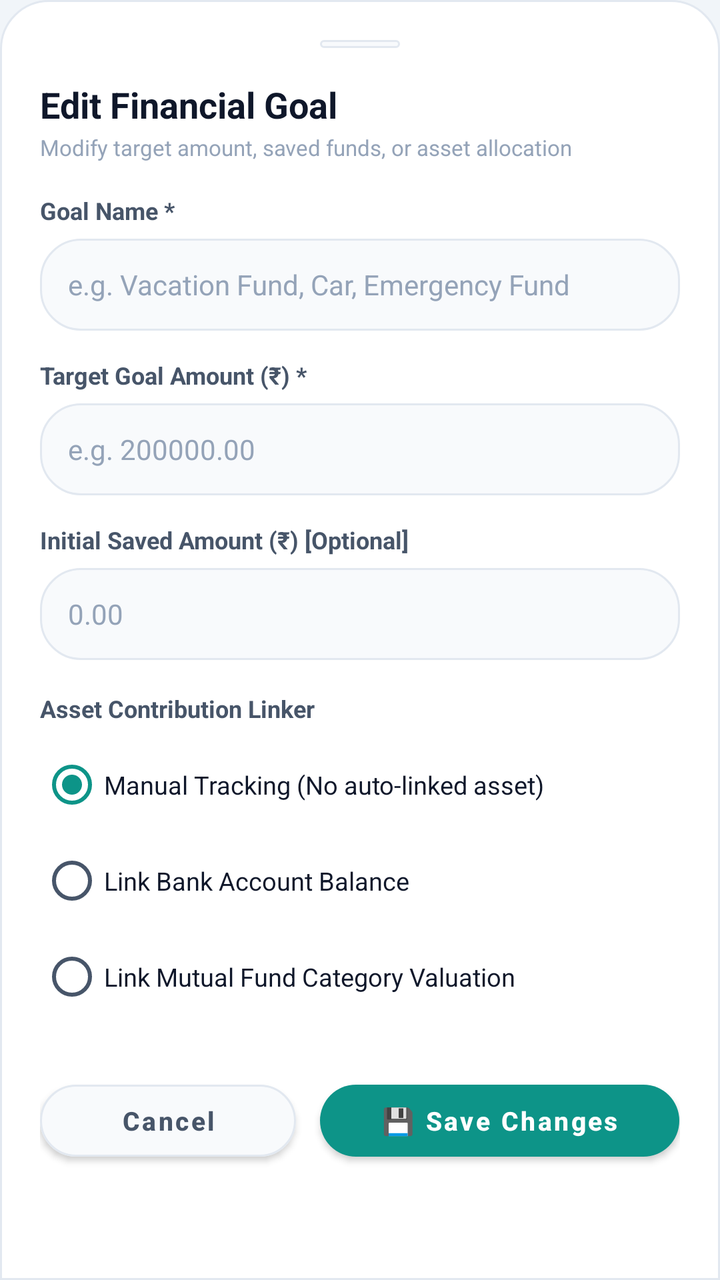
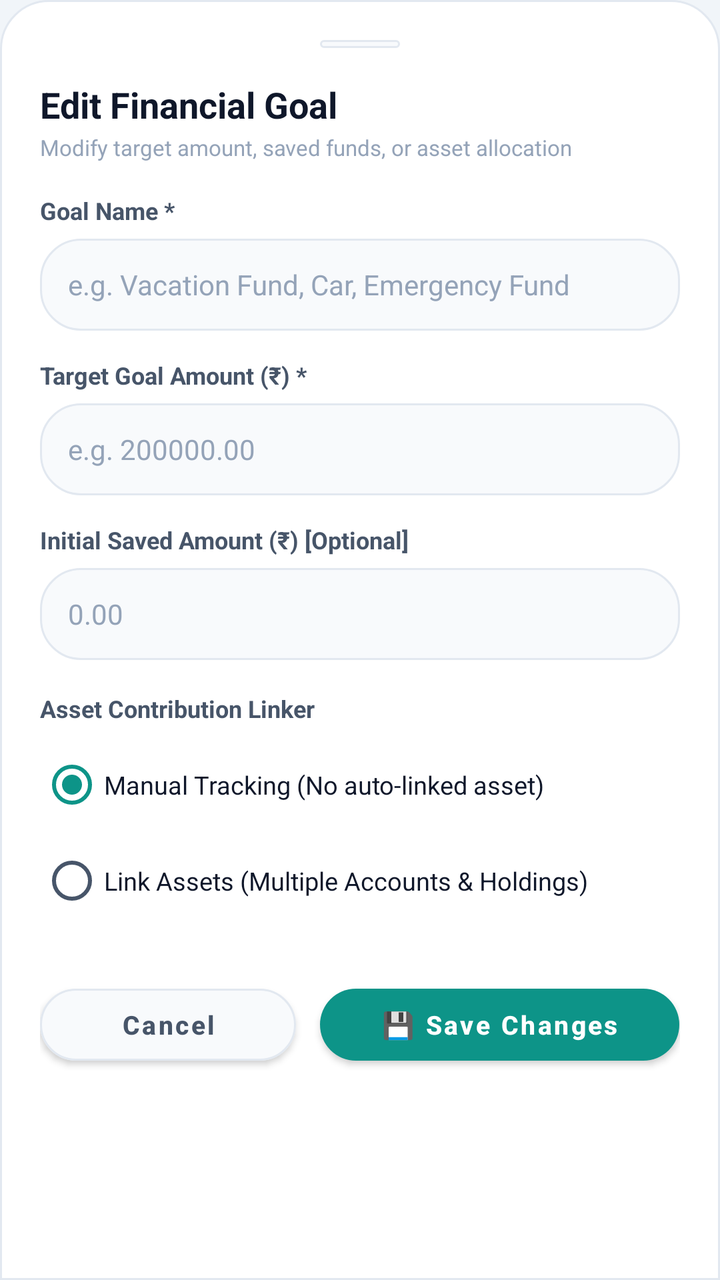

Before-and-after screenshots of an Android layout around one commit, followed by the original layout XML and the change that was made.
<!-- AndroidManifest.xml: application theme AppTheme -->
<!-- res/layout/dialog_edit_goal.xml -->
<?xml version="1.0" encoding="utf-8"?>
<androidx.core.widget.NestedScrollView
    xmlns:android="http://schemas.android.com/apk/res/android"
    xmlns:app="http://schemas.android.com/apk/res-auto"
    android:layout_width="match_parent"
    android:layout_height="wrap_content"
    android:background="@drawable/bg_bottom_sheet"
    android:fillViewport="true">

    <LinearLayout
        android:layout_width="match_parent"
        android:layout_height="wrap_content"
        android:orientation="vertical"
        android:padding="20dp">

        
        <View
            android:layout_width="40dp"
            android:layout_height="4dp"
            android:layout_gravity="center_horizontal"
            android:layout_marginBottom="16dp"
            android:background="@drawable/bg_pill_dark" />

        <TextView
            android:layout_width="wrap_content"
            android:layout_height="wrap_content"
            android:text="Edit Financial Goal"
            android:textColor="@color/text_primary"
            android:textSize="18sp"
            android:textStyle="bold" />

        <TextView
            android:layout_width="wrap_content"
            android:layout_height="wrap_content"
            android:layout_marginTop="2dp"
            android:text="Modify target amount, saved funds, or asset allocation"
            android:textColor="@color/text_muted"
            android:textSize="11sp" />

        
        <TextView
            android:layout_width="wrap_content"
            android:layout_height="wrap_content"
            android:layout_marginTop="16dp"
            android:text="Goal Name *"
            android:textColor="@color/text_secondary"
            android:textSize="12sp"
            android:textStyle="bold" />

        <EditText
            android:id="@+id/etGoalName"
            android:layout_width="match_parent"
            android:layout_height="46dp"
            android:layout_marginTop="6dp"
            android:background="@drawable/bg_pill_dark"
            android:hint="e.g. Vacation Fund, Car, Emergency Fund"
            android:textColorHint="@color/text_muted"
            android:textColor="@color/text_primary"
            android:inputType="textCapWords"
            android:imeOptions="actionNext"
            android:textSize="14sp"
            android:paddingStart="14dp"
            android:paddingEnd="14dp" />

        
        <TextView
            android:layout_width="wrap_content"
            android:layout_height="wrap_content"
            android:layout_marginTop="14dp"
            android:text="Target Goal Amount (₹) *"
            android:textColor="@color/text_secondary"
            android:textSize="12sp"
            android:textStyle="bold" />

        <EditText
            android:id="@+id/etGoalTargetAmount"
            android:layout_width="match_parent"
            android:layout_height="46dp"
            android:layout_marginTop="6dp"
            android:background="@drawable/bg_pill_dark"
            android:hint="e.g. 200000.00"
            android:textColorHint="@color/text_muted"
            android:textColor="@color/text_primary"
            android:textSize="14sp"
            android:inputType="numberDecimal"
            android:imeOptions="actionNext"
            android:paddingStart="14dp"
            android:paddingEnd="14dp" />

        
        <TextView
            android:layout_width="wrap_content"
            android:layout_height="wrap_content"
            android:layout_marginTop="14dp"
            android:text="Initial Saved Amount (₹) [Optional]"
            android:textColor="@color/text_secondary"
            android:textSize="12sp"
            android:textStyle="bold" />

        <EditText
            android:id="@+id/etGoalCurrentAmount"
            android:layout_width="match_parent"
            android:layout_height="46dp"
            android:layout_marginTop="6dp"
            android:background="@drawable/bg_pill_dark"
            android:hint="0.00"
            android:textColorHint="@color/text_muted"
            android:textColor="@color/text_primary"
            android:textSize="14sp"
            android:inputType="numberDecimal"
            android:imeOptions="actionDone"
            android:paddingStart="14dp"
            android:paddingEnd="14dp" />

        
        <TextView
            android:layout_width="wrap_content"
            android:layout_height="wrap_content"
            android:layout_marginTop="16dp"
            android:text="Asset Contribution Linker"
            android:textColor="@color/text_secondary"
            android:textSize="12sp"
            android:textStyle="bold" />

        <RadioGroup
            android:id="@+id/rgGoalLinkType"
            android:layout_width="match_parent"
            android:layout_height="wrap_content"
            android:layout_marginTop="6dp"
            android:orientation="vertical">

            <RadioButton
                android:id="@+id/rbLinkNone"
                android:layout_width="match_parent"
                android:layout_height="wrap_content"
                android:text="Manual Tracking (No auto-linked asset)"
                android:checked="true"
                android:textColor="@color/text_primary"
                android:textSize="12.5sp" />

            <RadioButton
                android:id="@+id/rbLinkAccount"
                android:layout_width="match_parent"
                android:layout_height="wrap_content"
                android:text="Link Bank Account Balance"
                android:textColor="@color/text_primary"
                android:textSize="12.5sp" />

            <RadioButton
                android:id="@+id/rbLinkMutualFund"
                android:layout_width="match_parent"
                android:layout_height="wrap_content"
                android:text="Link Mutual Fund Category Valuation"
                android:textColor="@color/text_primary"
                android:textSize="12.5sp" />
        </RadioGroup>

        
        <LinearLayout
            android:id="@+id/layoutLinkAccount"
            android:layout_width="match_parent"
            android:layout_height="wrap_content"
            android:layout_marginTop="8dp"
            android:orientation="vertical"
            android:background="@drawable/bg_pill_dark"
            android:padding="12dp"
            android:visibility="gone">

            <TextView
                android:layout_width="wrap_content"
                android:layout_height="wrap_content"
                android:text="Choose Bank Account"
                android:textColor="@color/text_secondary"
                android:textSize="11.5sp"
                android:textStyle="bold" />

            <Spinner
                android:id="@+id/spGoalAccount"
                android:layout_width="match_parent"
                android:layout_height="44dp"
                android:layout_marginTop="4dp"
                android:background="@drawable/bg_spinner_dark"
                android:popupBackground="@color/bg_card_secondary"
                android:dropDownVerticalOffset="4dp" />

            <TextView
                android:layout_width="wrap_content"
                android:layout_height="wrap_content"
                android:layout_marginTop="8dp"
                android:text="Allocation Percentage (%)"
                android:textColor="@color/text_secondary"
                android:textSize="11.5sp"
                android:textStyle="bold" />

            <EditText
                android:id="@+id/etGoalAccountPercent"
                android:layout_width="match_parent"
                android:layout_height="44dp"
                android:layout_marginTop="4dp"
                android:background="@drawable/bg_card"
                android:hint="100"
                android:text="100"
                android:textColorHint="@color/text_muted"
                android:textColor="@color/text_primary"
                android:textSize="13sp"
                android:inputType="numberDecimal"
                android:paddingStart="12dp"
                android:paddingEnd="12dp" />

            <TextView
                android:id="@+id/tvAccountAllocationInfo"
                android:layout_width="match_parent"
                android:layout_height="wrap_content"
                android:layout_marginTop="5dp"
                android:text="Available to allocate: 100%"
                android:textColor="@color/green_mint"
                android:textSize="11sp" />
        </LinearLayout>

        
        <LinearLayout
            android:id="@+id/layoutLinkMutualFund"
            android:layout_width="match_parent"
            android:layout_height="wrap_content"
            android:layout_marginTop="8dp"
            android:orientation="vertical"
            android:background="@drawable/bg_pill_dark"
            android:padding="12dp"
            android:visibility="gone">

            <TextView
                android:layout_width="wrap_content"
                android:layout_height="wrap_content"
                android:text="Choose Mutual Fund Sub-Category / Type"
                android:textColor="@color/text_secondary"
                android:textSize="11.5sp"
                android:textStyle="bold" />

            <Spinner
                android:id="@+id/spGoalMfType"
                android:layout_width="match_parent"
                android:layout_height="44dp"
                android:layout_marginTop="4dp"
                android:background="@drawable/bg_spinner_dark"
                android:popupBackground="@color/bg_card_secondary"
                android:dropDownVerticalOffset="4dp" />

            <TextView
                android:layout_width="wrap_content"
                android:layout_height="wrap_content"
                android:layout_marginTop="8dp"
                android:text="Allocation Percentage (%)"
                android:textColor="@color/text_secondary"
                android:textSize="11.5sp"
                android:textStyle="bold" />

            <EditText
                android:id="@+id/etGoalMfPercent"
                android:layout_width="match_parent"
                android:layout_height="44dp"
                android:layout_marginTop="4dp"
                android:background="@drawable/bg_card"
                android:hint="100"
                android:text="100"
                android:textColorHint="@color/text_muted"
                android:textColor="@color/text_primary"
                android:textSize="13sp"
                android:inputType="numberDecimal"
                android:paddingStart="12dp"
                android:paddingEnd="12dp" />

            <TextView
                android:id="@+id/tvMfAllocationInfo"
                android:layout_width="match_parent"
                android:layout_height="wrap_content"
                android:layout_marginTop="5dp"
                android:text="Available to allocate: 100%"
                android:textColor="@color/green_mint"
                android:textSize="11sp" />
        </LinearLayout>

        
        <LinearLayout
            android:layout_width="match_parent"
            android:layout_height="wrap_content"
            android:layout_marginTop="24dp"
            android:orientation="horizontal">

            <com.google.android.material.button.MaterialButton
                android:id="@+id/btnCancelGoal"
                android:layout_width="0dp"
                android:layout_weight="1"
                android:layout_height="48dp"
                android:layout_marginEnd="6dp"
                app:cornerRadius="24dp"
                app:backgroundTint="@color/bg_card_secondary"
                app:strokeColor="@color/border_dark"
                app:strokeWidth="1dp"
                android:text="Cancel"
                android:textColor="@color/text_secondary"
                android:textSize="13sp"
                android:textStyle="bold"
                android:textAllCaps="false" />

            <com.google.android.material.button.MaterialButton
                android:id="@+id/btnSubmitGoal"
                android:layout_width="0dp"
                android:layout_weight="1.4"
                android:layout_height="48dp"
                android:layout_marginStart="6dp"
                app:cornerRadius="24dp"
                app:backgroundTint="@color/colorPrimary"
                android:text="💾 Save Changes"
                android:textColor="@color/text_on_primary"
                android:textSize="13sp"
                android:textStyle="bold"
                android:textAllCaps="false" />
        </LinearLayout>

    </LinearLayout>
</androidx.core.widget.NestedScrollView>
<!-- resources referenced by this layout -->
<resources>
  <color name="bg_card_secondary">#F8FAFC</color>
  <color name="border_dark">#E2E8F0</color>
  <color name="colorPrimary">#0D9488</color>
  <color name="green_mint">#047857</color>
  <color name="text_muted">#94A3B8</color>
  <color name="text_on_primary">#FFFFFF</color>
  <color name="text_primary">#0F172A</color>
  <color name="text_secondary">#475569</color>
  <!-- drawable bg_bottom_sheet (drawable) -->
  <?xml version="1.0" encoding="utf-8"?>
  <shape xmlns:android="http://schemas.android.com/apk/res/android"
      android:shape="rectangle">
      <solid android:color="@color/bg_card" />
      <corners
          android:topLeftRadius="24dp"
          android:topRightRadius="24dp"
          android:bottomLeftRadius="0dp"
          android:bottomRightRadius="0dp" />
      <stroke
          android:width="1dp"
          android:color="@color/border_dark" />
  </shape>
  <!-- drawable bg_card (drawable) -->
  <?xml version="1.0" encoding="utf-8"?>
  <shape xmlns:android="http://schemas.android.com/apk/res/android"
      android:shape="rectangle">
      <solid android:color="@color/bg_card" />
      <corners android:radius="14dp" />
      <stroke
          android:width="1dp"
          android:color="@color/border_dark" />
  </shape>
  <!-- drawable bg_pill_dark (drawable) -->
  <?xml version="1.0" encoding="utf-8"?>
  <shape xmlns:android="http://schemas.android.com/apk/res/android"
      android:shape="rectangle">
      <solid android:color="@color/bg_card_secondary" />
      <corners android:radius="20dp" />
      <stroke
          android:width="1dp"
          android:color="@color/border_dark" />
  </shape>
  <!-- drawable bg_spinner_dark (drawable) -->
  <?xml version="1.0" encoding="utf-8"?>
  <layer-list xmlns:android="http://schemas.android.com/apk/res/android">
      <item>
          <shape android:shape="rectangle">
              <solid android:color="@color/bg_card_secondary" />
              <corners android:radius="14dp" />
              <stroke
                  android:width="1dp"
                  android:color="@color/border_dark" />
          </shape>
      </item>
      <item
          android:drawable="@drawable/ic_chevron_down"
          android:gravity="end|center_vertical"
          android:right="12dp" />
  </layer-list>
  <color name="bg_card">#FFFFFF</color>
  <!-- drawable ic_chevron_down (drawable) -->
  <?xml version="1.0" encoding="utf-8"?>
  <vector xmlns:android="http://schemas.android.com/apk/res/android"
      android:width="20dp"
      android:height="20dp"
      android:viewportWidth="24"
      android:viewportHeight="24">
      <path
          android:fillColor="@color/green_mint"
          android:pathData="M7.41,8.59L12,13.17l4.59,-4.58L18,10l-6,6 -6,-6 1.41,-1.41z"/>
  </vector>
  <color name="colorPrimaryDark">#E2E8F0</color>
  <color name="colorAccent">#0D9488</color>
  <color name="bg_dark">#F1F5F9</color>
  <color name="nav_bottom_bg">#FFFFFF</color>
  <style name="FinMngrBottomSheetDialogTheme" parent="ThemeOverlay.MaterialComponents.BottomSheetDialog">
          <item name="bottomSheetStyle">@style/FinMngrBottomSheetModal</item>
          <item name="android:windowBackground">@android:color/transparent</item>
          <item name="android:colorBackground">@android:color/transparent</item>
          <item name="android:windowIsFloating">false</item>
      </style>
  <style name="FinMngrBottomSheetModal" parent="Widget.MaterialComponents.BottomSheet.Modal">
          <item name="android:background">@android:color/transparent</item>
          <item name="android:backgroundTint">@android:color/transparent</item>
          <item name="backgroundTint">@android:color/transparent</item>
          <item name="shapeAppearance">@null</item>
          <item name="shapeAppearanceOverlay">@null</item>
      </style>
  <!-- unchanged entries left out for length: 1 -->
</resources>

<!-- the commit's change to res/layout/dialog_edit_goal.xml (unified diff, before → after) -->
@@ -139,144 +139,124 @@
                 android:textSize="12.5sp" />
 
             <RadioButton
-                android:id="@+id/rbLinkAccount"
-                android:layout_width="match_parent"
-                android:layout_height="wrap_content"
-                android:text="Link Bank Account Balance"
-                android:textColor="@color/text_primary"
-                android:textSize="12.5sp" />
-
-            <RadioButton
-                android:id="@+id/rbLinkMutualFund"
-                android:layout_width="match_parent"
-                android:layout_height="wrap_content"
-                android:text="Link Mutual Fund Category Valuation"
+                android:id="@+id/rbLinkAssets"
+                android:layout_width="match_parent"
+                android:layout_height="wrap_content"
+                android:text="Link Assets (Multiple Accounts &amp; Holdings)"
                 android:textColor="@color/text_primary"
                 android:textSize="12.5sp" />
         </RadioGroup>
 
         
         <LinearLayout
-            android:id="@+id/layoutLinkAccount"
-            android:layout_width="match_parent"
-            android:layout_height="wrap_content"
-            android:layout_marginTop="8dp"
+            android:id="@+id/layoutLinkedAssetsContainer"
+            android:layout_width="match_parent"
+            android:layout_height="wrap_content"
+            android:layout_marginTop="10dp"
             android:orientation="vertical"
-            android:background="@drawable/bg_pill_dark"
-            android:padding="12dp"
             android:visibility="gone">
 
+            
+            <LinearLayout
+                android:layout_width="match_parent"
+                android:layout_height="wrap_content"
+                android:orientation="horizontal"
+                android:gravity="center_vertical"
+                android:layout_marginBottom="6dp">
+
+                <TextView
+                    android:layout_width="0dp"
+                    android:layout_height="wrap_content"
+                    android:layout_weight="1"
+                    android:text="🏦 Linked Bank Accounts"
+                    android:textColor="@color/text_primary"
+                    android:textSize="12.5sp"
+                    android:textStyle="bold" />
+
+                <TextView
+                    android:id="@+id/btnAddAccountRow"
+                    android:layout_width="wrap_content"
+                    android:layout_height="wrap_content"
+                    android:text="＋ Add Account"
+                    android:textColor="@color/green_mint"
+                    android:textSize="11sp"
+                    android:textStyle="bold"
+                    android:background="@drawable/bg_chip_green"
+                    android:paddingStart="10dp"
+                    android:paddingEnd="10dp"
+                    android:paddingTop="5dp"
+                    android:paddingBottom="5dp"
+                    android:clickable="true"
+                    android:focusable="true" />
+            </LinearLayout>
+
+            <LinearLayout
+                android:id="@+id/layoutAccountsContainer"
+                android:layout_width="match_parent"
+                android:layout_height="wrap_content"
+                android:orientation="vertical" />
+
             <TextView
-                android:layout_width="wrap_content"
-                android:layout_height="wrap_content"
-                android:text="Choose Bank Account"
-                android:textColor="@color/text_secondary"
-                android:textSize="11.5sp"
-                android:textStyle="bold" />
-
-            <Spinner
-                android:id="@+id/spGoalAccount"
-                android:layout_width="match_parent"
-                android:layout_height="44dp"
-                android:layout_marginTop="4dp"
-                android:background="@drawable/bg_spinner_dark"
-                android:popupBackground="@color/bg_card_secondary"
-                android:dropDownVerticalOffset="4dp" />
+                android:id="@+id/tvEmptyAccounts"
+                android:layout_width="match_parent"
+                android:layout_height="wrap_content"
+                android:text="No bank accounts linked. Tap '＋ Add Account' to link one."
+                android:textColor="@color/text_muted"
+                android:textSize="11sp"
+                android:layout_marginBottom="10dp"
+                android:visibility="gone" />
+
+            
+            <LinearLayout
+                android:layout_width="match_parent"
+                android:layout_height="wrap_content"
+                android:orientation="horizontal"
+                android:gravity="center_vertical"
+                android:layout_marginTop="12dp"
+                android:layout_marginBottom="6dp">
+
+                <TextView
+                    android:layout_width="0dp"
+                    android:layout_height="wrap_content"
+                    android:layout_weight="1"
+                    android:text="📈 Linked Mutual Funds / Holdings"
+                    android:textColor="@color/text_primary"
+                    android:textSize="12.5sp"
+                    android:textStyle="bold" />
+
+                <TextView
+                    android:id="@+id/btnAddMfRow"
+                    android:layout_width="wrap_content"
+                    android:layout_height="wrap_content"
+                    android:text="＋ Add Holding"
+                    android:textColor="@color/green_mint"
+                    android:textSize="11sp"
+                    android:textStyle="bold"
+                    android:background="@drawable/bg_chip_green"
+                    android:paddingStart="10dp"
+                    android:paddingEnd="10dp"
+                    android:paddingTop="5dp"
+                    android:paddingBottom="5dp"
+                    android:clickable="true"
+                    android:focusable="true" />
+            </LinearLayout>
+
+            <LinearLayout
+                android:id="@+id/layoutMfContainer"
+                android:layout_width="match_parent"
+                android:layout_height="wrap_content"
+                android:orientation="vertical" />
 
             <TextView
-                android:layout_width="wrap_content"
-                android:layout_height="wrap_content"
-                android:layout_marginTop="8dp"
-                android:text="Allocation Percentage (%)"
-                android:textColor="@color/text_secondary"
-                android:textSize="11.5sp"
-                android:textStyle="bold" />
-
-            <EditText
-                android:id="@+id/etGoalAccountPercent"
-                android:layout_width="match_parent"
-                android:layout_height="44dp"
-                android:layout_marginTop="4dp"
-                android:background="@drawable/bg_card"
-                android:hint="100"
-                android:text="100"
-                android:textColorHint="@color/text_muted"
-                android:textColor="@color/text_primary"
-                android:textSize="13sp"
-                android:inputType="numberDecimal"
-                android:paddingStart="12dp"
-                android:paddingEnd="12dp" />
-
-            <TextView
-                android:id="@+id/tvAccountAllocationInfo"
-                android:layout_width="match_parent"
-                android:layout_height="wrap_content"
-                android:layout_marginTop="5dp"
-                android:text="Available to allocate: 100%"
-                android:textColor="@color/green_mint"
-                android:textSize="11sp" />
-        </LinearLayout>
-
-        
-        <LinearLayout
-            android:id="@+id/layoutLinkMutualFund"
-            android:layout_width="match_parent"
-            android:layout_height="wrap_content"
-            android:layout_marginTop="8dp"
-            android:orientation="vertical"
-            android:background="@drawable/bg_pill_dark"
-            android:padding="12dp"
-            android:visibility="gone">
-
-            <TextView
-                android:layout_width="wrap_content"
-                android:layout_height="wrap_content"
-                android:text="Choose Mutual Fund Sub-Category / Type"
-                android:textColor="@color/text_secondary"
-                android:textSize="11.5sp"
-                android:textStyle="bold" />
-
-            <Spinner
-                android:id="@+id/spGoalMfType"
-                android:layout_width="match_parent"
-                android:layout_height="44dp"
-                android:layout_marginTop="4dp"
-                android:background="@drawable/bg_spinner_dark"
-                android:popupBackground="@color/bg_card_secondary"
-                android:dropDownVerticalOffset="4dp" />
-
-            <TextView
-                android:layout_width="wrap_content"
-                android:layout_height="wrap_content"
-                android:layout_marginTop="8dp"
-                android:text="Allocation Percentage (%)"
-                android:textColor="@color/text_secondary"
-                android:textSize="11.5sp"
-                android:textStyle="bold" />
-
-            <EditText
-                android:id="@+id/etGoalMfPercent"
-                android:layout_width="match_parent"
-                android:layout_height="44dp"
-                android:layout_marginTop="4dp"
-                android:background="@drawable/bg_card"
-                android:hint="100"
-                android:text="100"
-                android:textColorHint="@color/text_muted"
-                android:textColor="@color/text_primary"
-                android:textSize="13sp"
-                android:inputType="numberDecimal"
-                android:paddingStart="12dp"
-                android:paddingEnd="12dp" />
-
-            <TextView
-                android:id="@+id/tvMfAllocationInfo"
-                android:layout_width="match_parent"
-                android:layout_height="wrap_content"
-                android:layout_marginTop="5dp"
-                android:text="Available to allocate: 100%"
-                android:textColor="@color/green_mint"
-                android:textSize="11sp" />
+                android:id="@+id/tvEmptyMf"
+                android:layout_width="match_parent"
+                android:layout_height="wrap_content"
+                android:text="No mutual fund holdings linked. Tap '＋ Add Holding' to link one."
+                android:textColor="@color/text_muted"
+                android:textSize="11sp"
+                android:layout_marginBottom="10dp"
+                android:visibility="gone" />
+
         </LinearLayout>
 
         
<!-- resource entries referenced after the edit -->
@@ -22,15 +22,15 @@
           android:width="1dp"
           android:color="@color/border_dark" />
   </shape>
-  <!-- drawable bg_card (drawable) -->
+  <!-- drawable bg_chip_green (drawable) -->
   <?xml version="1.0" encoding="utf-8"?>
   <shape xmlns:android="http://schemas.android.com/apk/res/android"
       android:shape="rectangle">
-      <solid android:color="@color/bg_card" />
-      <corners android:radius="14dp" />
+      <solid android:color="@color/green_bg" />
+      <corners android:radius="12dp" />
       <stroke
           android:width="1dp"
-          android:color="@color/border_dark" />
+          android:color="@color/green_emerald" />
   </shape>
   <!-- drawable bg_pill_dark (drawable) -->
   <?xml version="1.0" encoding="utf-8"?>
@@ -42,35 +42,9 @@
           android:width="1dp"
           android:color="@color/border_dark" />
   </shape>
-  <!-- drawable bg_spinner_dark (drawable) -->
-  <?xml version="1.0" encoding="utf-8"?>
-  <layer-list xmlns:android="http://schemas.android.com/apk/res/android">
-      <item>
-          <shape android:shape="rectangle">
-              <solid android:color="@color/bg_card_secondary" />
-              <corners android:radius="14dp" />
-              <stroke
-                  android:width="1dp"
-                  android:color="@color/border_dark" />
-          </shape>
-      </item>
-      <item
-          android:drawable="@drawable/ic_chevron_down"
-          android:gravity="end|center_vertical"
-          android:right="12dp" />
-  </layer-list>
   <color name="bg_card">#FFFFFF</color>
-  <!-- drawable ic_chevron_down (drawable) -->
-  <?xml version="1.0" encoding="utf-8"?>
-  <vector xmlns:android="http://schemas.android.com/apk/res/android"
-      android:width="20dp"
-      android:height="20dp"
-      android:viewportWidth="24"
-      android:viewportHeight="24">
-      <path
-          android:fillColor="@color/green_mint"
-          android:pathData="M7.41,8.59L12,13.17l4.59,-4.58L18,10l-6,6 -6,-6 1.41,-1.41z"/>
-  </vector>
+  <color name="green_bg">#ECFDF5</color>
+  <color name="green_emerald">#059669</color>
   <color name="colorPrimaryDark">#E2E8F0</color>
   <color name="colorAccent">#0D9488</color>
   <color name="bg_dark">#F1F5F9</color>
